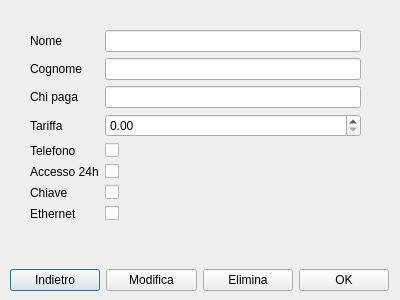
Qt form detailsreservation.ui (lucapegolotti/coworking) before a commit.
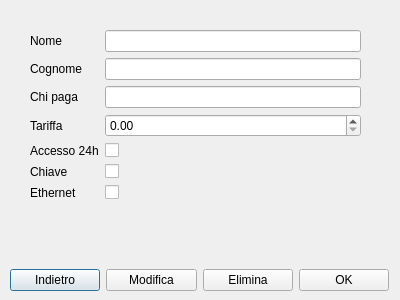
The same form after that commit.

```diff
--- a/detailsreservation.ui
+++ b/detailsreservation.ui
@@ -68,43 +68,33 @@
      </widget>
     </item>
     <item row="4" column="0">
-     <widget class="QLabel" name="telefonoLabel_2">
-      <property name="text">
-       <string>Telefono</string>
-      </property>
-     </widget>
-    </item>
-    <item row="4" column="1">
-     <widget class="QCheckBox" name="telefonoCheckBox_2"/>
-    </item>
-    <item row="5" column="0">
      <widget class="QLabel" name="accesso24hLabel_2">
       <property name="text">
        <string>Accesso 24h</string>
       </property>
      </widget>
     </item>
-    <item row="5" column="1">
+    <item row="4" column="1">
      <widget class="QCheckBox" name="accesso24hCheckBox_2"/>
     </item>
-    <item row="6" column="0">
+    <item row="5" column="0">
      <widget class="QLabel" name="chiaveLabel_2">
       <property name="text">
        <string>Chiave</string>
       </property>
      </widget>
     </item>
-    <item row="6" column="1">
+    <item row="5" column="1">
      <widget class="QCheckBox" name="chiaveCheckBox_2"/>
     </item>
-    <item row="7" column="0">
+    <item row="6" column="0">
      <widget class="QLabel" name="ethernetLabel_2">
       <property name="text">
        <string>Ethernet</string>
       </property>
      </widget>
     </item>
-    <item row="7" column="1">
+    <item row="6" column="1">
      <widget class="QCheckBox" name="ethernetCheckBox_2"/>
     </item>
    </layout>
```
